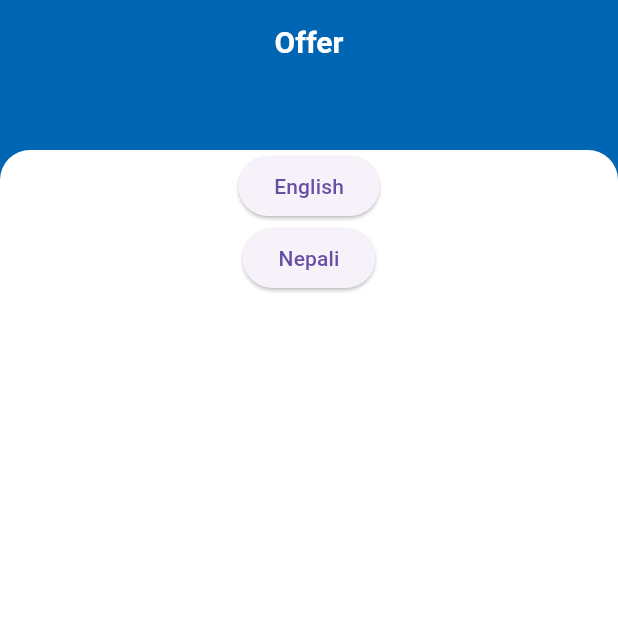
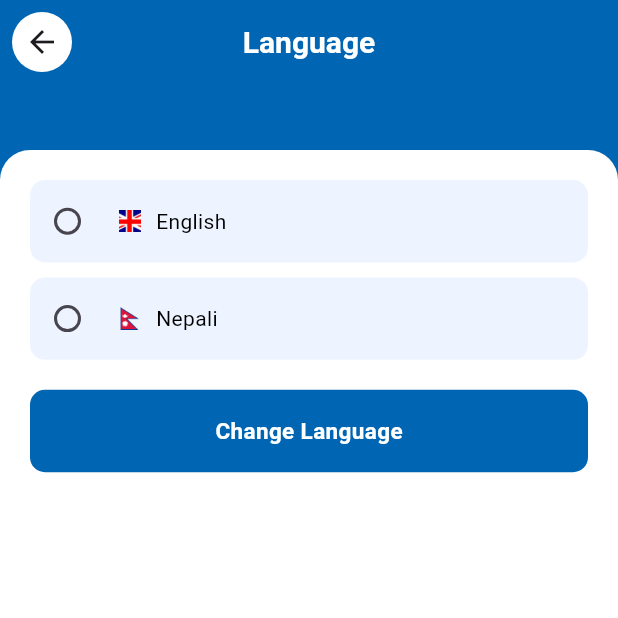
Before and after one commit to Nishan-Pradhan06/worldLink_app_ui_clone, a Flutter app: the LanguageScreen screen opened directly, on a phone screen of 412 x 824 dp, the top half of it. Run offline on Flutter 3.47's test engine with Material 3 defaults, Android fonts, the phone set to English and light mode, and no system bars; network calls fail.

Commit message:
compeleted-languageScreen

```diff
--- a/lib/main.dart
+++ b/lib/main.dart
@@ -11,6 +11,7 @@ class MainApp extends StatelessWidget {
   @override
   Widget build(BuildContext context) {
     return const MaterialApp(
+      debugShowCheckedModeBanner: false,
       home: MainScreen(),
     );
   }
--- a/lib/view/components/appbar.dart
+++ b/lib/view/components/appbar.dart
@@ -4,18 +4,22 @@ import '../../constants/theme.dart';
 class MyAppBar extends StatelessWidget implements PreferredSizeWidget {
   final String title;
   final double? height; // Add a height parameter
+  final Widget? leading; // Change icon to leading widget
 
   const MyAppBar({
     super.key,
     required this.title,
     this.height, // Default height
+    this.leading, // Allow for a leading widget (icon)
   });
 
   @override
   Widget build(BuildContext context) {
     return AppBar(
+      automaticallyImplyLeading: false,
       centerTitle: true,
       backgroundColor: AppColor.primary,
+      leading: leading, // Use the leading widget
       title: Text(
         title,
         style: const TextStyle(
@@ -29,6 +33,7 @@ class MyAppBar extends StatelessWidget implements PreferredSizeWidget {
   }
 
   @override
-  Size get preferredSize =>
-      Size.fromHeight(height!); // Use the height parameter
+  Size get preferredSize => Size.fromHeight(
+        height ?? kToolbarHeight,
+      );
 }
--- /dev/null
+++ b/lib/view/components/custom_back_button.dart
@@ -0,0 +1,28 @@
+import 'package:flutter/material.dart';
+
+class CustomBackButton extends StatelessWidget {
+  const CustomBackButton({super.key});
+
+  @override
+  Widget build(BuildContext context) {
+    return Padding(
+      padding: const EdgeInsets.all(8.0),
+      child: GestureDetector(
+        onTap: () {
+          Navigator.pop(context);
+        },
+        child: Container(
+          height: 50,
+          width: 50,
+          decoration: const BoxDecoration(
+            borderRadius: BorderRadius.all(Radius.circular(50)),
+            color: Colors.white,
+          ),
+          child: const Icon(
+            Icons.arrow_back_outlined,
+          ),
+        ),
+      ),
+    );
+  }
+}
--- a/lib/view/screens/menu/language_screen.dart
+++ b/lib/view/screens/menu/language_screen.dart
@@ -1,15 +1,33 @@
 import 'package:flutter/material.dart';
+import 'package:worldlink/constants/theme.dart';
 import 'package:worldlink/view/components/appbar.dart';
+import 'package:worldlink/view/components/custom_back_button.dart';
 
-class LanguageScreen extends StatelessWidget {
+class LanguageScreen extends StatefulWidget {
   const LanguageScreen({super.key});
 
   @override
+  _LanguageScreenState createState() => _LanguageScreenState();
+}
+
+class _LanguageScreenState extends State<LanguageScreen> {
+  // Variable to hold the selected language code
+  String? _selectedLanguage;
+
+  // List of languages
+  final List<Map<String, String>> _languages = [
+    {'code': 'en', 'name': 'English', 'flag': 'assets/locale/en.png'},
+    {'code': 'ne', 'name': 'Nepali', 'flag': 'assets/locale/ne.png'},
+  ];
+
+  @override
   Widget build(BuildContext context) {
-    return Stack(
+    return Scaffold(
+      body: Stack(
         children: [
           const MyAppBar(
-          title: 'Offer',
+            leading: CustomBackButton(),
+            title: 'Language',
           ),
           Padding(
             padding: const EdgeInsets.only(top: 100),
@@ -17,27 +35,120 @@ class LanguageScreen extends StatelessWidget {
               width: double.infinity,
               height: MediaQuery.of(context).size.height,
               decoration: const BoxDecoration(
-              color: Colors.white, // Background color
+                color: Colors.white,
                 borderRadius: BorderRadius.only(
                   topLeft: Radius.circular(20),
                   topRight: Radius.circular(20),
                 ),
               ),
+              child: Padding(
+                padding:
+                    const EdgeInsets.symmetric(horizontal: 20, vertical: 20),
                 child: Column(
                   children: [
-                ElevatedButton(
-                  onPressed: () {},
-                  child: const Text('English'),
+                    // Displaying the list of languages
+                    Column(
+                      children: _languages.map((language) {
+                        // Determine if this language is selected
+                        bool isSelected = _selectedLanguage == language['code'];
+                        return Padding(
+                          padding: const EdgeInsets.only(bottom: 10),
+                          child: GestureDetector(
+                            onTap: () {
+                              setState(() {
+                                _selectedLanguage = language['code'];
+                              });
+                            },
+                            child: Container(
+                              width: double.infinity,
+                              height: MediaQuery.of(context).size.height / 15,
+                              decoration: BoxDecoration(
+                                border: Border.all(
+                                  color: isSelected
+                                      ? AppColor.primary
+                                      : AppColor
+                                          .secondary, // Change border color based on selection
                                 ),
-                ElevatedButton(
-                  onPressed: () {},
-                  child: const Text('Nepali'),
+                                color: AppColor.secondary,
+                                borderRadius: const BorderRadius.all(
+                                  Radius.circular(10),
+                                ),
+                              ),
+                              child: Row(
+                                children: [
+                                  Radio<String>(
+                                    activeColor: AppColor.primary,
+                                    value: language['code']!,
+                                    groupValue: _selectedLanguage,
+                                    onChanged: (value) {
+                                      setState(() {
+                                        _selectedLanguage = value;
+                                      });
+                                    },
+                                  ),
+                                  const SizedBox(width: 10),
+                                  Image.asset(
+                                    language['flag']!,
+                                    height: 15,
+                                    width: 15,
+                                  ),
+                                  const SizedBox(width: 10),
+                                  Text(
+                                    language['name']!,
+                                    style: const TextStyle(
+                                      fontSize: 14,
+                                      color: Colors.black,
+                                    ),
                                   ),
                                 ],
                               ),
                             ),
                           ),
+                        );
+                      }).toList(),
+                    ),
+                    const SizedBox(
+                      height: 10,
+                    ),
+                    // Change Language button
+                    GestureDetector(
+                      onTap: () {
+                        // Handle language change action here
+                        if (_selectedLanguage != null) {
+                          // You can implement the logic to change the app's language
+                          print('Language changed to: $_selectedLanguage');
+                        } else {
+                          // Handle case where no language is selected
+                          print('No language selected');
+                        }
+                      },
+                      child: Container(
+                        width: double.infinity,
+                        height: MediaQuery.of(context).size.height / 15,
+                        decoration: const BoxDecoration(
+                          color: AppColor.primary,
+                          borderRadius: BorderRadius.all(
+                            Radius.circular(10),
+                          ),
+                        ),
+                        alignment: Alignment.center,
+                        child: const Text(
+                          'Change Language',
+                          style: TextStyle(
+                            fontSize: 15,
+                            color: Colors.white,
+                            fontWeight: FontWeight.bold,
+                          ),
+                        ),
+                      ),
+                    ),
                   ],
+                ),
+              ),
+            ),
+          ),
+        ],
+      ),
     );
   }
 }
--- a/pubspec.yaml
+++ b/pubspec.yaml
@@ -25,3 +25,4 @@ flutter:
     - assets/
     - assets/banner/
     - assets/icons/
+    - assets/locale/
```
Also changed, not shown: assets/locale/en.png (added), assets/locale/ne.png (added), pubspec.lock. Lines whose indentation alone changed are shown as unchanged.
